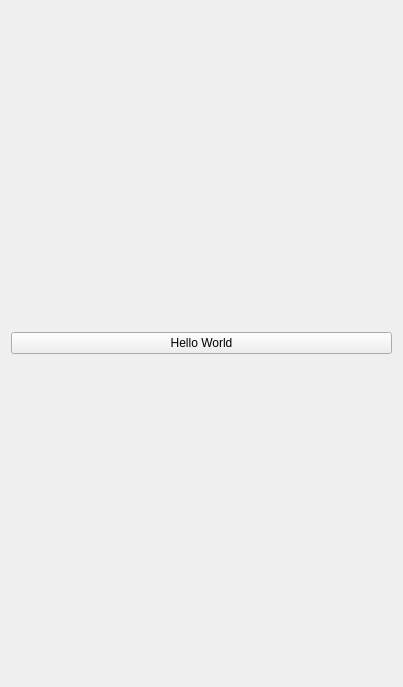
Qt form industrial_calibration_gui/src/calibration_widget.ui (jdlangs/IC2) before a commit.
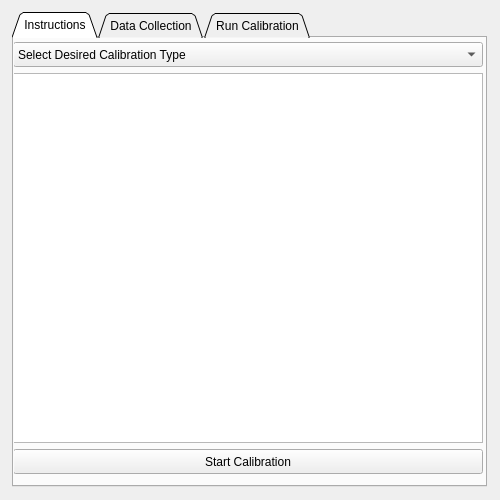
The same form after that commit.

Diff of the .ui file:
```diff
--- a/industrial_calibration_gui/src/calibration_widget.ui
+++ b/industrial_calibration_gui/src/calibration_widget.ui
@@ -6,20 +6,215 @@
    <rect>
     <x>0</x>
     <y>0</y>
-    <width>403</width>
-    <height>687</height>
+    <width>500</width>
+    <height>500</height>
    </rect>
   </property>
+  <property name="sizePolicy">
+   <sizepolicy hsizetype="Fixed" vsizetype="Fixed">
+    <horstretch>0</horstretch>
+    <verstretch>0</verstretch>
+   </sizepolicy>
+  </property>
+  <property name="minimumSize">
+   <size>
+    <width>500</width>
+    <height>500</height>
+   </size>
+  </property>
+  <property name="maximumSize">
+   <size>
+    <width>500</width>
+    <height>500</height>
+   </size>
+  </property>
   <property name="windowTitle">
    <string>Form</string>
   </property>
   <layout class="QGridLayout" name="gridLayout">
    <item row="0" column="0">
-    <widget class="QPushButton" name="pushButton">
-     <property name="text">
-      <string>Hello World</string>
+    <layout class="QGridLayout" name="gridLayout_2">
+     <property name="sizeConstraint">
+      <enum>QLayout::SetDefaultConstraint</enum>
      </property>
-    </widget>
+     <item row="0" column="0">
+      <widget class="QTabWidget" name="tabWidget">
+       <property name="sizePolicy">
+        <sizepolicy hsizetype="Fixed" vsizetype="Fixed">
+         <horstretch>0</horstretch>
+         <verstretch>0</verstretch>
+        </sizepolicy>
+       </property>
+       <property name="minimumSize">
+        <size>
+         <width>475</width>
+         <height>475</height>
+        </size>
+       </property>
+       <property name="tabShape">
+        <enum>QTabWidget::Triangular</enum>
+       </property>
+       <property name="currentIndex">
+        <number>0</number>
+       </property>
+       <widget class="QWidget" name="tab">
+        <property name="sizePolicy">
+         <sizepolicy hsizetype="Fixed" vsizetype="Fixed">
+          <horstretch>0</horstretch>
+          <verstretch>0</verstretch>
+         </sizepolicy>
+        </property>
+        <attribute name="title">
+         <string>Instructions</string>
+        </attribute>
+        <widget class="QWidget" name="gridLayoutWidget_2">
+         <property name="geometry">
+          <rect>
+           <x>-1</x>
+           <y>-1</y>
+           <width>477</width>
+           <height>478</height>
+          </rect>
+         </property>
+         <layout class="QVBoxLayout" name="verticalLayout_3">
+          <property name="sizeConstraint">
+           <enum>QLayout::SetFixedSize</enum>
+          </property>
+          <property name="leftMargin">
+           <number>0</number>
+          </property>
+          <property name="topMargin">
+           <number>5</number>
+          </property>
+          <property name="rightMargin">
+           <number>0</number>
+          </property>
+          <property name="bottomMargin">
+           <number>0</number>
+          </property>
+          <item>
+           <widget class="QComboBox" name="comboBox">
+            <property name="sizePolicy">
+             <sizepolicy hsizetype="Preferred" vsizetype="Fixed">
+              <horstretch>0</horstretch>
+              <verstretch>0</verstretch>
+             </sizepolicy>
+            </property>
+            <property name="minimumSize">
+             <size>
+              <width>470</width>
+              <height>25</height>
+             </size>
+            </property>
+            <item>
+             <property name="text">
+              <string>Select Desired Calibration Type</string>
+             </property>
+            </item>
+            <item>
+             <property name="text">
+              <string>Static Target Moving Camera on Wrist (Extrinsic Calibration)</string>
+             </property>
+            </item>
+            <item>
+             <property name="text">
+              <string>Static Target Moving Camera on Wrist (Extrinsic + Intrinsic Calibration)</string>
+             </property>
+            </item>
+           </widget>
+          </item>
+          <item>
+           <widget class="QTextBrowser" name="textBrowser">
+            <property name="sizePolicy">
+             <sizepolicy hsizetype="Fixed" vsizetype="Fixed">
+              <horstretch>0</horstretch>
+              <verstretch>0</verstretch>
+             </sizepolicy>
+            </property>
+            <property name="minimumSize">
+             <size>
+              <width>470</width>
+              <height>370</height>
+             </size>
+            </property>
+            <property name="lineWrapMode">
+             <enum>QTextEdit::WidgetWidth</enum>
+            </property>
+            <property name="html">
+             <string>&lt;!DOCTYPE HTML PUBLIC &quot;-//W3C//DTD HTML 4.0//EN&quot; &quot;http://www.w3.org/TR/REC-html40/strict.dtd&quot;&gt;
+&lt;html&gt;&lt;head&gt;&lt;meta name=&quot;qrichtext&quot; content=&quot;1&quot; /&gt;&lt;style type=&quot;text/css&quot;&gt;
+p, li { white-space: pre-wrap; }
+&lt;/style&gt;&lt;/head&gt;&lt;body style=&quot; font-family:'Sans Serif'; font-size:9pt; font-weight:400; font-style:normal;&quot;&gt;
+&lt;p style=&quot;-qt-paragraph-type:empty; margin-top:0px; margin-bottom:0px; margin-left:0px; margin-right:0px; -qt-block-indent:0; text-indent:0px;&quot;&gt;&lt;br /&gt;&lt;/p&gt;&lt;/body&gt;&lt;/html&gt;</string>
+            </property>
+           </widget>
+          </item>
+          <item>
+           <widget class="QPushButton" name="pushButton">
+            <property name="sizePolicy">
+             <sizepolicy hsizetype="Fixed" vsizetype="Fixed">
+              <horstretch>45</horstretch>
+              <verstretch>45</verstretch>
+             </sizepolicy>
+            </property>
+            <property name="minimumSize">
+             <size>
+              <width>470</width>
+              <height>25</height>
+             </size>
+            </property>
+            <property name="text">
+             <string>Start Calibration</string>
+            </property>
+            <property name="autoDefault">
+             <bool>false</bool>
+            </property>
+            <property name="flat">
+             <bool>false</bool>
+            </property>
+           </widget>
+          </item>
+          <item>
+           <spacer name="verticalSpacer">
+            <property name="orientation">
+             <enum>Qt::Vertical</enum>
+            </property>
+            <property name="sizeHint" stdset="0">
+             <size>
+              <width>20</width>
+              <height>40</height>
+             </size>
+            </property>
+           </spacer>
+          </item>
+         </layout>
+        </widget>
+       </widget>
+       <widget class="QWidget" name="tab_2">
+        <property name="sizePolicy">
+         <sizepolicy hsizetype="Expanding" vsizetype="Expanding">
+          <horstretch>0</horstretch>
+          <verstretch>0</verstretch>
+         </sizepolicy>
+        </property>
+        <attribute name="title">
+         <string>Data Collection</string>
+        </attribute>
+       </widget>
+       <widget class="QWidget" name="tab_3">
+        <property name="sizePolicy">
+         <sizepolicy hsizetype="Expanding" vsizetype="Expanding">
+          <horstretch>0</horstretch>
+          <verstretch>0</verstretch>
+         </sizepolicy>
+        </property>
+        <attribute name="title">
+         <string>Run Calibration</string>
+        </attribute>
+       </widget>
+      </widget>
+     </item>
+    </layout>
    </item>
   </layout>
  </widget>
```
